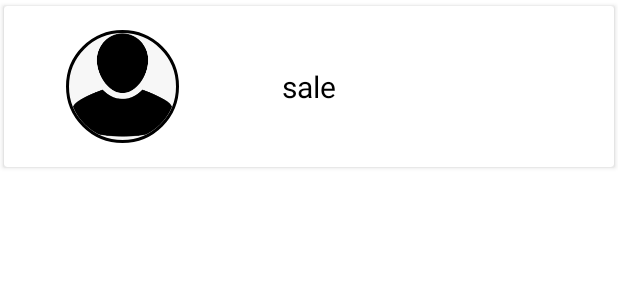
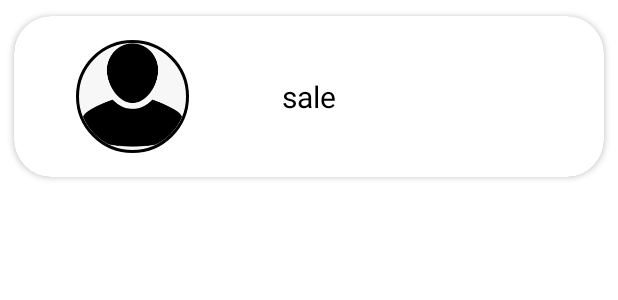
Before and after one commit to gauravv0312/Elegant-Touch, an Android app: the layout offer.xml on its own in the app's theme, with its tools: preview values and no code run, on a phone screen of 412 x 824 dp. Shown: the top 300 px of the screen. Run offline under Robolectric (Android 15) with nearby library versions, the phone set to English and light mode, and no system bars; Roboto replaces fonts that are not available here.

Commit message:
Update offer.xml

```diff
--- a/Elegant_Touch/app/src/main/res/layout/offer.xml
+++ b/Elegant_Touch/app/src/main/res/layout/offer.xml
@@ -4,6 +4,7 @@
     android:layout_height="wrap_content"
     xmlns:app="http://schemas.android.com/apk/res-auto"
     android:elevation="4dp"
+    app:cardCornerRadius="25dp"
     app:cardUseCompatPadding="true">
 
     <RelativeLayout
```
